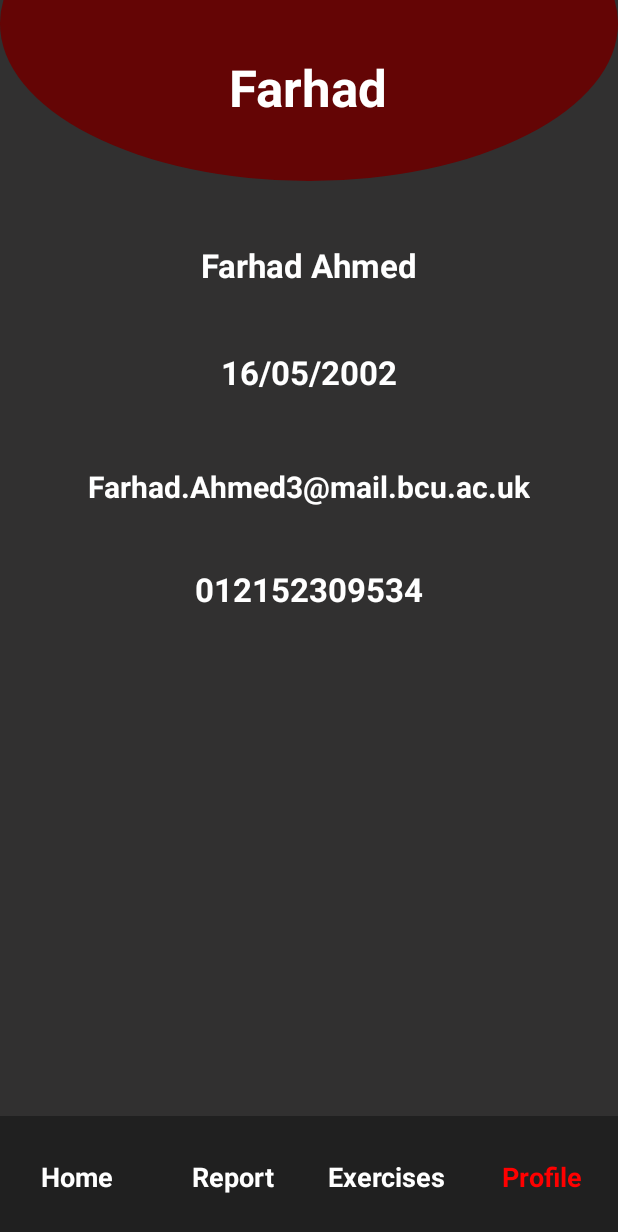
After one commit to FARH4D/workoutCompanion, an Android app: the profileActivity screen opened directly, with no data from a screen before it, on a phone screen of 412 x 824 dp. The commit adds this screen. Shown: the top 1232 px of the screen. Run offline under Robolectric (Android 15) with nearby library versions, the phone set to English and light mode, and no system bars.

Commit message:
Added profile page

```diff
--- a/app/src/main/AndroidManifest.xml
+++ b/app/src/main/AndroidManifest.xml
@@ -29,7 +29,11 @@
             android:name=".reportActivity">
         </activity>
         <activity
-            android:name=".exerciseActivity">
+            android:name=".exerciseActivity"
+            android:launchMode="singleTop">
+        </activity>
+        <activity
+            android:name=".profileActivity">
         </activity>
     </application>
 
--- a/app/src/main/java/com/example/workoutcompanion/homeActivity.java
+++ b/app/src/main/java/com/example/workoutcompanion/homeActivity.java
@@ -40,7 +40,18 @@ public class homeActivity extends AppCompatActivity {
             @Override
             public void onClick(View view) {
                 Intent exerciseIntent = new Intent(homeActivity.this, exerciseActivity.class);
+                exerciseIntent.setFlags(Intent.FLAG_ACTIVITY_NEW_TASK | Intent.FLAG_ACTIVITY_CLEAR_TASK);
                 startActivity(exerciseIntent);
+                overridePendingTransition(0, 0);
+            }
+        });
+
+        TextView profileButton = findViewById(R.id.navProfile);
+        profileButton.setOnClickListener(new View.OnClickListener() {
+            @Override
+            public void onClick(View view) {
+                Intent profileIntent = new Intent(homeActivity.this, profileActivity.class);
+                startActivity(profileIntent);
                 overridePendingTransition(0, 0);
             }
         });
--- /dev/null
+++ b/app/src/main/java/com/example/workoutcompanion/profileActivity.java
@@ -0,0 +1,18 @@
+package com.example.workoutcompanion;
+
+import android.os.Bundle;
+import android.view.WindowManager;
+
+import androidx.appcompat.app.AppCompatActivity;
+
+public class profileActivity extends AppCompatActivity {
+
+    @Override
+    protected void onCreate(Bundle savedInstanceState) {
+        super.onCreate(savedInstanceState);
+        setContentView(R.layout.profile_page);
+        getWindow().addFlags(WindowManager.LayoutParams.FLAG_FULLSCREEN);
+
+    }
+
+}
--- /dev/null
+++ b/app/src/main/res/drawable/semi_circle.xml
@@ -0,0 +1,14 @@
+<?xml version="1.0" encoding="utf-8"?>
+<layer-list xmlns:android="http://schemas.android.com/apk/res/android">
+    <item>
+        <shape android:shape="oval">
+            <solid android:color="#640505" />
+        </shape>
+    </item>
+    <item android:top="10dp">
+        <shape android:shape="rectangle">
+            <solid android:color="@android:color/transparent" />
+        </shape>
+    </item>
+
+</layer-list>
--- a/app/src/main/res/layout/home_page.xml
+++ b/app/src/main/res/layout/home_page.xml
@@ -241,6 +241,9 @@
         app:layout_constraintEnd_toEndOf="parent"
         app:layout_constraintStart_toStartOf="parent">
 
+        <!--  The text colour of the current page is highlighted red on the navbar,
+              this works as an active state indication so the user knows what page
+              they are on  -->
         <TextView
             android:id="@+id/navHome"
             android:layout_width="0dp"
--- /dev/null
+++ b/app/src/main/res/layout/profile_page.xml
@@ -0,0 +1,184 @@
+<?xml version="1.0" encoding="utf-8"?>
+<androidx.constraintlayout.widget.ConstraintLayout xmlns:android="http://schemas.android.com/apk/res/android"
+    xmlns:app="http://schemas.android.com/apk/res-auto"
+    xmlns:tools="http://schemas.android.com/tools"
+    android:layout_width="match_parent"
+    android:layout_height="match_parent"
+    android:background="#313030">
+
+
+    <!--  Using a Relative Layout due to the straight-forwardness of putting text
+          inside the semi-circle  -->
+    <RelativeLayout
+        android:id="@+id/relativeLayout"
+        android:layout_width="0dp"
+        android:layout_height="wrap_content"
+        app:layout_constraintTop_toTopOf="parent"
+        app:layout_constraintStart_toStartOf="parent"
+        app:layout_constraintEnd_toEndOf="parent">
+
+        <!--  Takes the circle drawable and converts it into a semi-circle by
+              cropping out the top half  -->
+        <View
+            android:id="@+id/semi_circle_view"
+            android:layout_width="match_parent"
+            android:layout_height="210dp"
+            android:layout_alignParentTop="true"
+            android:layout_marginTop="-89dp"
+            android:background="@drawable/semi_circle" />
+
+        <!--  Code for the text inside the semi-circle      -->
+        <TextView
+            android:id="@+id/textView"
+            android:layout_width="wrap_content"
+            android:layout_height="wrap_content"
+            android:layout_centerHorizontal="true"
+            android:layout_marginTop="35dp"
+            android:text="@string/firstName"
+            android:textColor="#FFFFFF"
+            android:textSize="34sp"
+            android:textStyle="bold" />
+
+
+    </RelativeLayout>
+
+    <TextView
+        android:id="@+id/profileName"
+        android:layout_width="wrap_content"
+        android:layout_height="wrap_content"
+        android:layout_marginStart="132dp"
+        android:layout_marginTop="41dp"
+        android:layout_marginEnd="132dp"
+        android:layout_marginBottom="42dp"
+        android:text="@string/fullName"
+        android:textColor="@color/white"
+        android:textSize="22sp"
+        android:textStyle="bold"
+        app:layout_constraintBottom_toTopOf="@+id/profileBirth"
+        app:layout_constraintEnd_toEndOf="parent"
+        app:layout_constraintStart_toStartOf="parent"
+        app:layout_constraintTop_toBottomOf="@+id/relativeLayout" />
+
+    <TextView
+        android:id="@+id/profileBirth"
+        android:layout_width="wrap_content"
+        android:layout_height="wrap_content"
+        android:layout_marginStart="144dp"
+        android:layout_marginEnd="144dp"
+        android:layout_marginBottom="48dp"
+        android:text="@string/birthDate"
+        android:textColor="@color/white"
+        android:textSize="22sp"
+        android:textStyle="bold"
+        app:layout_constraintBottom_toTopOf="@+id/profileEmail"
+        app:layout_constraintEnd_toEndOf="parent"
+        app:layout_constraintStart_toStartOf="parent" />
+
+    <TextView
+        android:id="@+id/profileEmail"
+        android:layout_width="wrap_content"
+        android:layout_height="wrap_content"
+        android:layout_marginStart="56dp"
+        android:layout_marginEnd="56dp"
+        android:layout_marginBottom="47dp"
+        android:text="@string/email"
+        android:textColor="@color/white"
+        android:textSize="20sp"
+        android:textStyle="bold
+"
+        app:layout_constraintBottom_toTopOf="@+id/profilePhone"
+        app:layout_constraintEnd_toEndOf="parent"
+        app:layout_constraintStart_toStartOf="parent" />
+
+    <TextView
+        android:id="@+id/profilePhone"
+        android:layout_width="wrap_content"
+        android:layout_height="wrap_content"
+        android:layout_marginStart="128dp"
+        android:layout_marginTop="40dp"
+        android:layout_marginEnd="128dp"
+        android:text="@string/phoneNumber"
+        android:textColor="@color/white"
+        android:textSize="22sp"
+        android:textStyle="bold"
+        app:layout_constraintEnd_toEndOf="parent"
+        app:layout_constraintStart_toStartOf="parent"
+        app:layout_constraintTop_toBottomOf="@+id/profileEmail" />
+
+
+
+
+    <androidx.constraintlayout.widget.ConstraintLayout
+        android:id="@+id/bottomBar"
+        android:layout_width="match_parent"
+        android:layout_height="80dp"
+        android:background="#202020"
+        app:layout_constraintBottom_toBottomOf="parent"
+        app:layout_constraintEnd_toEndOf="parent"
+        app:layout_constraintStart_toStartOf="parent">
+
+        <TextView
+            android:id="@+id/navHome"
+            android:layout_width="0dp"
+            android:layout_height="wrap_content"
+            android:gravity="center"
+            android:text="Home"
+            android:textColor="@color/white"
+            android:textSize="18sp"
+            android:textStyle="bold"
+            android:clickable="true"
+            app:layout_constraintBottom_toBottomOf="parent"
+            app:layout_constraintEnd_toStartOf="@id/navReport"
+            app:layout_constraintHorizontal_chainStyle="spread"
+            app:layout_constraintStart_toStartOf="parent"
+            app:layout_constraintTop_toTopOf="parent" />
+
+        <TextView
+            android:id="@+id/navReport"
+            android:layout_width="0dp"
+            android:layout_height="wrap_content"
+            android:gravity="center"
+            android:text="Report"
+            android:textColor="@color/white"
+            android:textSize="18sp"
+            android:textStyle="bold"
+            android:clickable="true"
+            app:layout_constraintBottom_toBottomOf="parent"
+            app:layout_constraintEnd_toStartOf="@id/navExercises"
+            app:layout_constraintStart_toEndOf="@id/navHome"
+            app:layout_constraintTop_toTopOf="parent" />
+
+        <TextView
+            android:id="@+id/navExercises"
+            android:layout_width="0dp"
+            android:layout_height="wrap_content"
+            android:gravity="center"
+            android:text="Exercises"
+            android:textColor="@color/white"
+            android:textSize="18sp"
+            android:textStyle="bold"
+            android:clickable="true"
+            app:layout_constraintBottom_toBottomOf="parent"
+            app:layout_constraintEnd_toStartOf="@id/navProfile"
+            app:layout_constraintStart_toEndOf="@id/navReport"
+            app:layout_constraintTop_toTopOf="parent" />
+
+        <TextView
+            android:id="@+id/navProfile"
+            android:layout_width="0dp"
+            android:layout_height="wrap_content"
+            android:gravity="center"
+            android:text="Profile"
+            android:textColor="#FF0000"
+            android:textSize="18sp"
+            android:textStyle="bold"
+            android:clickable="true"
+            app:layout_constraintBottom_toBottomOf="parent"
+            app:layout_constraintEnd_toEndOf="parent"
+            app:layout_constraintStart_toEndOf="@id/navExercises"
+            app:layout_constraintTop_toTopOf="parent" />
+
+    </androidx.constraintlayout.widget.ConstraintLayout>
+
+
+</androidx.constraintlayout.widget.ConstraintLayout>
--- a/app/src/main/res/values/strings.xml
+++ b/app/src/main/res/values/strings.xml
@@ -16,9 +16,14 @@
 
     <string name="basicWorkoutsTitle">Basic Workouts</string>
 
-    <string name="firstName">Farhad!</string>
+    <string name="firstName">Farhad</string>
     <string name="workoutNumber">2</string>
     <string name="timeNumber">1.2</string>
     <string name="repetitionNumber">148</string>
 
+    <string name = "fullName">Farhad Ahmed</string>
+    <string name = "birthDate">16/05/2002</string>
+    <string name = "email">Farhad.Ahmed3@mail.bcu.ac.uk</string>
+    <string name = "phoneNumber">012152309534</string>
+
 </resources>
```
Also changed, not shown: app/src/main/java/com/example/workoutcompanion/exerciseActivity.java (line endings or trailing spaces).
